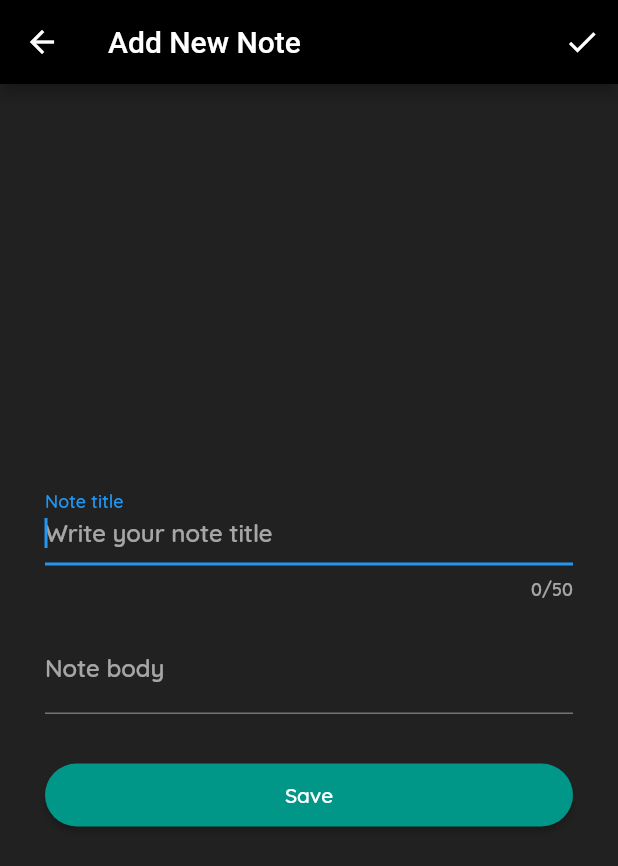
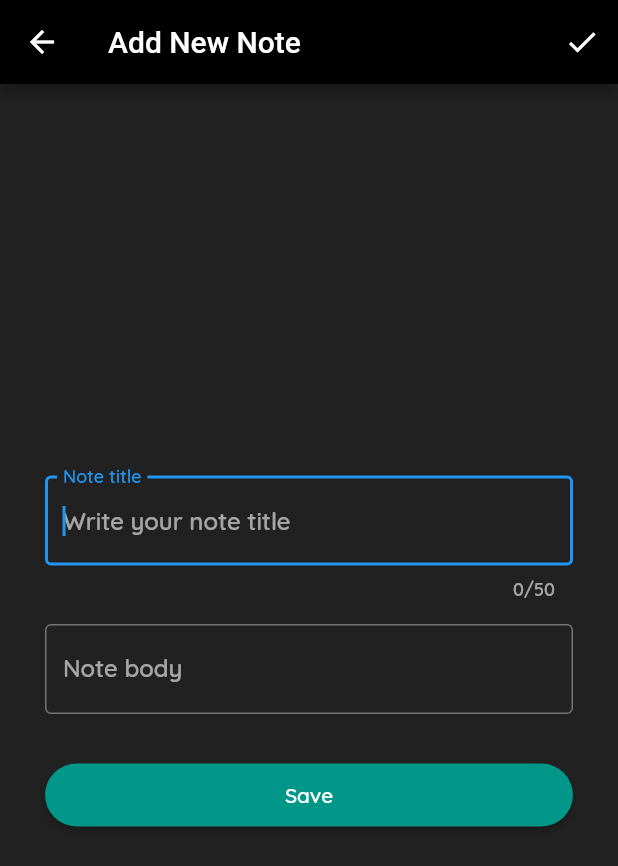
Before and after one commit to w3cp/my_notes, a Flutter app: the screen it shows after launch, after a tap on the "search" icon, after a tap on the "add" icon, on a phone screen of 412 x 824 dp. Shown: the top 866 px of the screen. Run offline on Flutter 3.47's test engine with Material 2 defaults, Android fonts, the phone set to English and light mode, and no system bars; our stand-ins replace share, sqflite; accounts and stored records are empty.

```diff
--- a/lib/pages/add_edit_note.dart
+++ b/lib/pages/add_edit_note.dart
@@ -43,6 +43,7 @@ class AddEditNoteState extends State<AddEditNote> {
       decoration: InputDecoration(
         labelText: UIData.formLebelTitle,
         hintText: UIData.formHintTitle,
+        border: const OutlineInputBorder(),
       ),
       controller: _titleController,
       maxLines: 1,
@@ -60,6 +61,7 @@ class AddEditNoteState extends State<AddEditNote> {
       decoration: InputDecoration(
         labelText: UIData.formLebelBody,
         hintText: UIData.formHintBody,
+        border: const OutlineInputBorder(),
       ),
       keyboardType: TextInputType.multiline,
       maxLines: null,
```
